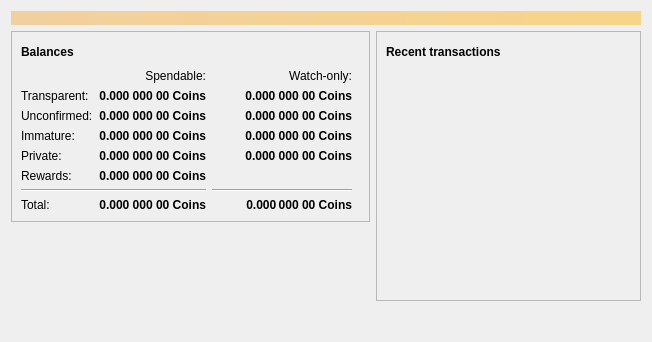
Old version of the form src/qt/forms/overviewpage.ui in the repository PirateNetwork/pirate.
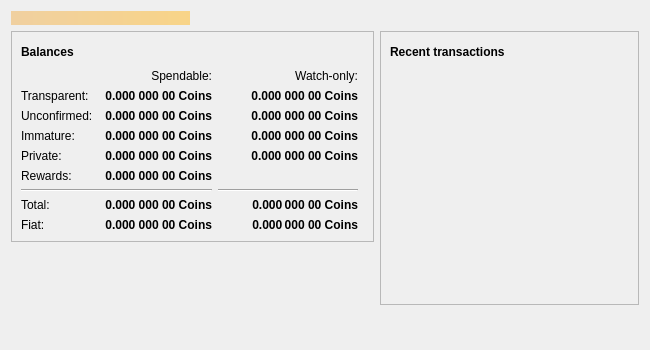
New version of the form. Icons and pictures are not drawn.

Commit message: Begining of price fetch

Patch:
```diff
--- a/src/qt/forms/overviewpage.ui
+++ b/src/qt/forms/overviewpage.ui
@@ -6,15 +6,15 @@
    <rect>
     <x>0</x>
     <y>0</y>
-    <width>652</width>
-    <height>342</height>
+    <width>650</width>
+    <height>350</height>
    </rect>
   </property>
   <property name="windowTitle">
    <string>Form</string>
   </property>
   <layout class="QGridLayout" name="gridLayout_2">
-   <item row="0" column="0" colspan="4">
+   <item row="0" column="0">
     <widget class="QLabel" name="labelAlerts">
      <property name="visible">
       <bool>true</bool>
@@ -33,7 +33,7 @@
      </property>
     </widget>
    </item>
-   <item row="5" column="0" colspan="3">
+   <item row="1" column="0" colspan="2">
     <widget class="QFrame" name="frame">
      <property name="frameShape">
       <enum>QFrame::StyledPanel</enum>
@@ -42,236 +42,6 @@
       <enum>QFrame::Raised</enum>
      </property>
      <layout class="QGridLayout" name="gridLayout">
-      <item row="5" column="2">
-       <widget class="QLabel" name="labelPrivateWatchBalance">
-        <property name="font">
-         <font>
-          <weight>75</weight>
-          <bold>true</bold>
-         </font>
-        </property>
-        <property name="cursor">
-         <cursorShape>IBeamCursor</cursorShape>
-        </property>
-        <property name="toolTip">
-         <string>Your current private balance</string>
-        </property>
-        <property name="text">
-         <string>0.000 000 00 Coins</string>
-        </property>
-        <property name="alignment">
-         <set>Qt::AlignRight|Qt::AlignTrailing|Qt::AlignVCenter</set>
-        </property>
-        <property name="textInteractionFlags">
-         <set>Qt::LinksAccessibleByMouse|Qt::TextSelectableByKeyboard|Qt::TextSelectableByMouse</set>
-        </property>
-       </widget>
-      </item>
-      <item row="7" column="2">
-       <widget class="Line" name="lineWatchBalance">
-        <property name="sizePolicy">
-         <sizepolicy hsizetype="Preferred" vsizetype="Fixed">
-          <horstretch>0</horstretch>
-          <verstretch>0</verstretch>
-         </sizepolicy>
-        </property>
-        <property name="minimumSize">
-         <size>
-          <width>140</width>
-          <height>0</height>
-         </size>
-        </property>
-        <property name="orientation">
-         <enum>Qt::Horizontal</enum>
-        </property>
-       </widget>
-      </item>
-      <item row="4" column="0">
-       <widget class="QLabel" name="labelImmatureText">
-        <property name="text">
-         <string>Immature:</string>
-        </property>
-       </widget>
-      </item>
-      <item row="2" column="1">
-       <widget class="QLabel" name="labelBalance">
-        <property name="font">
-         <font>
-          <weight>75</weight>
-          <bold>true</bold>
-         </font>
-        </property>
-        <property name="cursor">
-         <cursorShape>IBeamCursor</cursorShape>
-        </property>
-        <property name="toolTip">
-         <string>Your current spendable balance</string>
-        </property>
-        <property name="text">
-         <string notr="true">0.000 000 00 Coins</string>
-        </property>
-        <property name="alignment">
-         <set>Qt::AlignRight|Qt::AlignTrailing|Qt::AlignVCenter</set>
-        </property>
-        <property name="textInteractionFlags">
-         <set>Qt::LinksAccessibleByMouse|Qt::TextSelectableByKeyboard|Qt::TextSelectableByMouse</set>
-        </property>
-       </widget>
-      </item>
-      <item row="2" column="2">
-       <widget class="QLabel" name="labelWatchAvailable">
-        <property name="font">
-         <font>
-          <weight>75</weight>
-          <bold>true</bold>
-         </font>
-        </property>
-        <property name="cursor">
-         <cursorShape>IBeamCursor</cursorShape>
-        </property>
-        <property name="toolTip">
-         <string>Your current balance in watch-only addresses</string>
-        </property>
-        <property name="text">
-         <string notr="true">0.000 000 00 Coins</string>
-        </property>
-        <property name="alignment">
-         <set>Qt::AlignRight|Qt::AlignTrailing|Qt::AlignVCenter</set>
-        </property>
-        <property name="textInteractionFlags">
-         <set>Qt::LinksAccessibleByMouse|Qt::TextSelectableByKeyboard|Qt::TextSelectableByMouse</set>
-        </property>
-       </widget>
-      </item>
-      <item row="8" column="0">
-       <widget class="QLabel" name="labelTotalText">
-        <property name="text">
-         <string>Total:</string>
-        </property>
-       </widget>
-      </item>
-      <item row="2" column="0">
-       <widget class="QLabel" name="labelBalanceText">
-        <property name="text">
-         <string>Transparent:</string>
-        </property>
-       </widget>
-      </item>
-      <item row="3" column="2">
-       <widget class="QLabel" name="labelWatchPending">
-        <property name="font">
-         <font>
-          <weight>75</weight>
-          <bold>true</bold>
-         </font>
-        </property>
-        <property name="cursor">
-         <cursorShape>IBeamCursor</cursorShape>
-        </property>
-        <property name="toolTip">
-         <string>Unconfirmed transactions to watch-only addresses</string>
-        </property>
-        <property name="text">
-         <string notr="true">0.000 000 00 Coins</string>
-        </property>
-        <property name="alignment">
-         <set>Qt::AlignRight|Qt::AlignTrailing|Qt::AlignVCenter</set>
-        </property>
-        <property name="textInteractionFlags">
-         <set>Qt::LinksAccessibleByMouse|Qt::TextSelectableByKeyboard|Qt::TextSelectableByMouse</set>
-        </property>
-       </widget>
-      </item>
-      <item row="5" column="1">
-       <widget class="QLabel" name="labelPrivateBalance">
-        <property name="font">
-         <font>
-          <weight>75</weight>
-          <bold>true</bold>
-         </font>
-        </property>
-        <property name="cursor">
-         <cursorShape>IBeamCursor</cursorShape>
-        </property>
-        <property name="toolTip">
-         <string>Your current private balance</string>
-        </property>
-        <property name="text">
-         <string>0.000 000 00 Coins</string>
-        </property>
-        <property name="alignment">
-         <set>Qt::AlignRight|Qt::AlignTrailing|Qt::AlignVCenter</set>
-        </property>
-        <property name="textInteractionFlags">
-         <set>Qt::LinksAccessibleByMouse|Qt::TextSelectableByKeyboard|Qt::TextSelectableByMouse</set>
-        </property>
-       </widget>
-      </item>
-      <item row="3" column="0">
-       <widget class="QLabel" name="labelPendingText">
-        <property name="text">
-         <string>Unconfirmed:</string>
-        </property>
-        <property name="margin">
-         <number>0</number>
-        </property>
-       </widget>
-      </item>
-      <item row="5" column="0">
-       <widget class="QLabel" name="labelPrivateTotalText">
-        <property name="mouseTracking">
-         <bool>false</bool>
-        </property>
-        <property name="text">
-         <string>Private:</string>
-        </property>
-        <property name="textFormat">
-         <enum>Qt::AutoText</enum>
-        </property>
-       </widget>
-      </item>
-      <item row="1" column="2">
-       <widget class="QLabel" name="labelWatchonly">
-        <property name="text">
-         <string>Watch-only:</string>
-        </property>
-        <property name="alignment">
-         <set>Qt::AlignRight|Qt::AlignTrailing|Qt::AlignVCenter</set>
-        </property>
-       </widget>
-      </item>
-      <item row="6" column="0">
-       <widget class="QLabel" name="labelInterestTotalText">
-        <property name="text">
-         <string>Rewards:</string>
-        </property>
-       </widget>
-      </item>
-      <item row="8" column="1">
-       <widget class="QLabel" name="labelTotal">
-        <property name="font">
-         <font>
-          <weight>75</weight>
-          <bold>true</bold>
-         </font>
-        </property>
-        <property name="cursor">
-         <cursorShape>IBeamCursor</cursorShape>
-        </property>
-        <property name="toolTip">
-         <string>Your current total balance</string>
-        </property>
-        <property name="text">
-         <string notr="true">0.000 000 00 Coins</string>
-        </property>
-        <property name="alignment">
-         <set>Qt::AlignRight|Qt::AlignTrailing|Qt::AlignVCenter</set>
-        </property>
-        <property name="textInteractionFlags">
-         <set>Qt::LinksAccessibleByMouse|Qt::TextSelectableByKeyboard|Qt::TextSelectableByMouse</set>
-        </property>
-       </widget>
-      </item>
       <item row="0" column="0" colspan="3">
        <layout class="QHBoxLayout" name="horizontalLayout_4">
         <item>
@@ -335,8 +105,35 @@
         </item>
        </layout>
       </item>
-      <item row="4" column="1">
-       <widget class="QLabel" name="labelImmature">
+      <item row="1" column="2">
+       <widget class="QLabel" name="labelSpendable">
+        <property name="text">
+         <string>Spendable:</string>
+        </property>
+        <property name="alignment">
+         <set>Qt::AlignRight|Qt::AlignTrailing|Qt::AlignVCenter</set>
+        </property>
+       </widget>
+      </item>
+      <item row="1" column="3">
+       <widget class="QLabel" name="labelWatchonly">
+        <property name="text">
+         <string>Watch-only:</string>
+        </property>
+        <property name="alignment">
+         <set>Qt::AlignRight|Qt::AlignTrailing|Qt::AlignVCenter</set>
+        </property>
+       </widget>
+      </item>
+      <item row="2" column="0">
+       <widget class="QLabel" name="labelBalanceText">
+        <property name="text">
+         <string>Transparent:</string>
+        </property>
+       </widget>
+      </item>
+      <item row="2" column="2">
+       <widget class="QLabel" name="labelBalance">
         <property name="font">
          <font>
           <weight>75</weight>
@@ -347,7 +144,67 @@
          <cursorShape>IBeamCursor</cursorShape>
         </property>
         <property name="toolTip">
-         <string>Mined balance that has not yet matured</string>
+         <string>Your current spendable balance</string>
+        </property>
+        <property name="text">
+         <string notr="true">0.000 000 00 Coins</string>
+        </property>
+        <property name="alignment">
+         <set>Qt::AlignRight|Qt::AlignTrailing|Qt::AlignVCenter</set>
+        </property>
+        <property name="textInteractionFlags">
+         <set>Qt::LinksAccessibleByMouse|Qt::TextSelectableByKeyboard|Qt::TextSelectableByMouse</set>
+        </property>
+       </widget>
+      </item>
+      <item row="2" column="3">
+       <widget class="QLabel" name="labelWatchAvailable">
+        <property name="font">
+         <font>
+          <weight>75</weight>
+          <bold>true</bold>
+         </font>
+        </property>
+        <property name="cursor">
+         <cursorShape>IBeamCursor</cursorShape>
+        </property>
+        <property name="toolTip">
+         <string>Your current balance in watch-only addresses</string>
+        </property>
+        <property name="text">
+         <string notr="true">0.000 000 00 Coins</string>
+        </property>
+        <property name="alignment">
+         <set>Qt::AlignRight|Qt::AlignTrailing|Qt::AlignVCenter</set>
+        </property>
+        <property name="textInteractionFlags">
+         <set>Qt::LinksAccessibleByMouse|Qt::TextSelectableByKeyboard|Qt::TextSelectableByMouse</set>
+        </property>
+       </widget>
+      </item>
+      <item row="3" column="0">
+       <widget class="QLabel" name="labelPendingText">
+        <property name="text">
+         <string>Unconfirmed:</string>
+        </property>
+        <property name="margin">
+         <number>0</number>
+        </property>
+       </widget>
+      </item>
+      <item row="3" column="2">
+       <widget class="QLabel" name="labelUnconfirmed">
+        <property name="font">
+         <font>
+          <weight>75</weight>
+          <bold>true</bold>
+         </font>
+        </property>
+        <property name="cursor">
+         <cursorShape>IBeamCursor</cursorShape>
+        </property>
+        <property name="toolTip">
+         <string>Total of transactions that have yet to be confirmed, and do not yet count toward the spendable balance</string>
         </property>
         <property name="text">
          <string notr="true">0.000 000 00 Coins</string>
@@ -361,6 +218,31 @@
        </widget>
       </item>
       <item row="3" column="3">
+       <widget class="QLabel" name="labelWatchPending">
+        <property name="font">
+         <font>
+          <weight>75</weight>
+          <bold>true</bold>
+         </font>
+        </property>
+        <property name="cursor">
+         <cursorShape>IBeamCursor</cursorShape>
+        </property>
+        <property name="toolTip">
+         <string>Unconfirmed transactions to watch-only addresses</string>
+        </property>
+        <property name="text">
+         <string notr="true">0.000 000 00 Coins</string>
+        </property>
+        <property name="alignment">
+         <set>Qt::AlignRight|Qt::AlignTrailing|Qt::AlignVCenter</set>
+        </property>
+        <property name="textInteractionFlags">
+         <set>Qt::LinksAccessibleByMouse|Qt::TextSelectableByKeyboard|Qt::TextSelectableByMouse</set>
+        </property>
+       </widget>
+      </item>
+      <item row="3" column="4">
        <spacer name="horizontalSpacer_2">
         <property name="orientation">
          <enum>Qt::Horizontal</enum>
@@ -376,42 +258,39 @@
         </property>
        </spacer>
       </item>
-      <item row="1" column="1">
-       <widget class="QLabel" name="labelSpendable">
+      <item row="4" column="0">
+       <widget class="QLabel" name="labelImmatureText">
         <property name="text">
-         <string>Spendable:</string>
-        </property>
-        <property name="alignment">
-         <set>Qt::AlignRight|Qt::AlignTrailing|Qt::AlignVCenter</set>
-        </property>
-       </widget>
-      </item>
-      <item row="8" column="2">
-       <widget class="QLabel" name="labelWatchTotal">
-        <property name="font">
-         <font>
-          <weight>75</weight>
-          <bold>true</bold>
-         </font>
-        </property>
-        <property name="cursor">
-         <cursorShape>IBeamCursor</cursorShape>
-        </property>
-        <property name="toolTip">
-         <string>Current total balance in watch-only addresses</string>
-        </property>
-        <property name="text">
-         <string notr="true">0.000 000 00 Coins</string>
-        </property>
-        <property name="alignment">
-         <set>Qt::AlignRight|Qt::AlignTrailing|Qt::AlignVCenter</set>
-        </property>
-        <property name="textInteractionFlags">
-         <set>Qt::LinksAccessibleByMouse|Qt::TextSelectableByKeyboard|Qt::TextSelectableByMouse</set>
+         <string>Immature:</string>
         </property>
        </widget>
       </item>
       <item row="4" column="2">
+       <widget class="QLabel" name="labelImmature">
+        <property name="font">
+         <font>
+          <weight>75</weight>
+          <bold>true</bold>
+         </font>
+        </property>
+        <property name="cursor">
+         <cursorShape>IBeamCursor</cursorShape>
+        </property>
+        <property name="toolTip">
+         <string>Mined balance that has not yet matured</string>
+        </property>
+        <property name="text">
+         <string notr="true">0.000 000 00 Coins</string>
+        </property>
+        <property name="alignment">
+         <set>Qt::AlignRight|Qt::AlignTrailing|Qt::AlignVCenter</set>
+        </property>
+        <property name="textInteractionFlags">
+         <set>Qt::LinksAccessibleByMouse|Qt::TextSelectableByKeyboard|Qt::TextSelectableByMouse</set>
+        </property>
+       </widget>
+      </item>
+      <item row="4" column="3">
        <widget class="QLabel" name="labelWatchImmature">
         <property name="font">
          <font>
@@ -436,8 +315,21 @@
         </property>
        </widget>
       </item>
-      <item row="3" column="1">
-       <widget class="QLabel" name="labelUnconfirmed">
+      <item row="5" column="0">
+       <widget class="QLabel" name="labelPrivateTotalText">
+        <property name="mouseTracking">
+         <bool>false</bool>
+        </property>
+        <property name="text">
+         <string>Private:</string>
+        </property>
+        <property name="textFormat">
+         <enum>Qt::AutoText</enum>
+        </property>
+       </widget>
+      </item>
+      <item row="5" column="2">
+       <widget class="QLabel" name="labelPrivateBalance">
         <property name="font">
          <font>
           <weight>75</weight>
@@ -451,7 +343,7 @@
          <string>Total of transactions that have yet to be confirmed, and do not yet count toward the spendable balance</string>
         </property>
         <property name="text">
-         <string notr="true">0.000 000 00 Coins</string>
+         <string>0.000 000 00 Coins</string>
         </property>
         <property name="alignment">
          <set>Qt::AlignRight|Qt::AlignTrailing|Qt::AlignVCenter</set>
@@ -461,14 +353,39 @@
         </property>
        </widget>
       </item>
-      <item row="7" column="0" colspan="2">
-       <widget class="Line" name="line">
-        <property name="orientation">
-         <enum>Qt::Horizontal</enum>
+      <item row="5" column="3">
+       <widget class="QLabel" name="labelPrivateWatchBalance">
+        <property name="font">
+         <font>
+          <weight>75</weight>
+          <bold>true</bold>
+         </font>
         </property>
+        <property name="cursor">
+         <cursorShape>IBeamCursor</cursorShape>
+        </property>
+        <property name="toolTip">
+         <string>Your current private balance</string>
+        </property>
+        <property name="text">
+         <string>0.000 000 00 Coins</string>
+        </property>
+        <property name="alignment">
+         <set>Qt::AlignRight|Qt::AlignTrailing|Qt::AlignVCenter</set>
+        </property>
+        <property name="textInteractionFlags">
+         <set>Qt::LinksAccessibleByMouse|Qt::TextSelectableByKeyboard|Qt::TextSelectableByMouse</set>
+        </property>
        </widget>
       </item>
-      <item row="6" column="1">
+      <item row="6" column="0">
+       <widget class="QLabel" name="labelInterestTotalText">
+        <property name="text">
+         <string>Rewards:</string>
+        </property>
+       </widget>
+      </item>
+      <item row="6" column="2">
        <widget class="QLabel" name="labelInterestBalance">
         <property name="font">
          <font>
@@ -493,10 +410,150 @@
         </property>
        </widget>
       </item>
+      <item row="7" column="0" colspan="3">
+       <widget class="Line" name="line">
+        <property name="orientation">
+         <enum>Qt::Horizontal</enum>
+        </property>
+       </widget>
+      </item>
+      <item row="7" column="3">
+       <widget class="Line" name="lineWatchBalance">
+        <property name="sizePolicy">
+         <sizepolicy hsizetype="Preferred" vsizetype="Fixed">
+          <horstretch>0</horstretch>
+          <verstretch>0</verstretch>
+         </sizepolicy>
+        </property>
+        <property name="minimumSize">
+         <size>
+          <width>140</width>
+          <height>0</height>
+         </size>
+        </property>
+        <property name="orientation">
+         <enum>Qt::Horizontal</enum>
+        </property>
+       </widget>
+      </item>
+      <item row="8" column="0">
+       <widget class="QLabel" name="labelTotalText">
+        <property name="text">
+         <string>Total:</string>
+        </property>
+       </widget>
+      </item>
+      <item row="8" column="2">
+       <widget class="QLabel" name="labelTotal">
+        <property name="font">
+         <font>
+          <weight>75</weight>
+          <bold>true</bold>
+         </font>
+        </property>
+        <property name="cursor">
+         <cursorShape>IBeamCursor</cursorShape>
+        </property>
+        <property name="toolTip">
+         <string>Your current total balance</string>
+        </property>
+        <property name="text">
+         <string notr="true">0.000 000 00 Coins</string>
+        </property>
+        <property name="alignment">
+         <set>Qt::AlignRight|Qt::AlignTrailing|Qt::AlignVCenter</set>
+        </property>
+        <property name="textInteractionFlags">
+         <set>Qt::LinksAccessibleByMouse|Qt::TextSelectableByKeyboard|Qt::TextSelectableByMouse</set>
+        </property>
+       </widget>
+      </item>
+      <item row="8" column="3">
+       <widget class="QLabel" name="labelWatchTotal">
+        <property name="font">
+         <font>
+          <weight>75</weight>
+          <bold>true</bold>
+         </font>
+        </property>
+        <property name="cursor">
+         <cursorShape>IBeamCursor</cursorShape>
+        </property>
+        <property name="toolTip">
+         <string>Current total balance in watch-only addresses</string>
+        </property>
+        <property name="text">
+         <string notr="true">0.000 000 00 Coins</string>
+        </property>
+        <property name="alignment">
+         <set>Qt::AlignRight|Qt::AlignTrailing|Qt::AlignVCenter</set>
+        </property>
+        <property name="textInteractionFlags">
+         <set>Qt::LinksAccessibleByMouse|Qt::TextSelectableByKeyboard|Qt::TextSelectableByMouse</set>
+        </property>
+       </widget>
+      </item>
+      <item row="9" column="0">
+       <widget class="QLabel" name="labelFiatText">
+        <property name="text">
+         <string>Fiat:</string>
+        </property>
+       </widget>
+      </item>
+      <item row="9" column="1" colspan="2">
+       <widget class="QLabel" name="labelFiat">
+        <property name="font">
+         <font>
+          <weight>75</weight>
+          <bold>true</bold>
+         </font>
+        </property>
+        <property name="cursor">
+         <cursorShape>IBeamCursor</cursorShape>
+        </property>
+        <property name="toolTip">
+         <string>Your current total balance</string>
+        </property>
+        <property name="text">
+         <string notr="true">0.000 000 00 Coins</string>
+        </property>
+        <property name="alignment">
+         <set>Qt::AlignRight|Qt::AlignTrailing|Qt::AlignVCenter</set>
+        </property>
+        <property name="textInteractionFlags">
+         <set>Qt::LinksAccessibleByMouse|Qt::TextSelectableByKeyboard|Qt::TextSelectableByMouse</set>
+        </property>
+       </widget>
+      </item>
+      <item row="9" column="3">
+       <widget class="QLabel" name="labelWatchFiat">
+        <property name="font">
+         <font>
+          <weight>75</weight>
+          <bold>true</bold>
+         </font>
+        </property>
+        <property name="cursor">
+         <cursorShape>IBeamCursor</cursorShape>
+        </property>
+        <property name="toolTip">
+         <string>Current total balance in watch-only addresses</string>
+        </property>
+        <property name="text">
+         <string notr="true">0.000 000 00 Coins</string>
+        </property>
+        <property name="alignment">
+         <set>Qt::AlignRight|Qt::AlignTrailing|Qt::AlignVCenter</set>
+        </property>
+        <property name="textInteractionFlags">
+         <set>Qt::LinksAccessibleByMouse|Qt::TextSelectableByKeyboard|Qt::TextSelectableByMouse</set>
+        </property>
+       </widget>
+      </item>
      </layout>
     </widget>
    </item>
-   <item row="5" column="3" rowspan="3">
+   <item row="1" column="2" rowspan="2">
     <layout class="QVBoxLayout" name="verticalLayout_3">
      <item>
       <widget class="QFrame" name="frame_2">
@@ -607,20 +664,7 @@
      </item>
     </layout>
    </item>
-   <item row="8" column="3">
-    <spacer name="verticalSpacer_3">
-     <property name="orientation">
-      <enum>Qt::Vertical</enum>
-     </property>
-     <property name="sizeHint" stdset="0">
-      <size>
-       <width>20</width>
-       <height>40</height>
-      </size>
-     </property>
-    </spacer>
-   </item>
-   <item row="7" column="1">
+   <item row="2" column="1">
     <spacer name="verticalSpacer">
      <property name="orientation">
       <enum>Qt::Vertical</enum>
@@ -633,7 +677,7 @@
      </property>
     </spacer>
    </item>
-   <item row="8" column="1">
+   <item row="3" column="1">
     <spacer name="verticalSpacer_4">
      <property name="orientation">
       <enum>Qt::Vertical</enum>
@@ -646,6 +690,19 @@
      </property>
     </spacer>
    </item>
+   <item row="3" column="2">
+    <spacer name="verticalSpacer_3">
+     <property name="orientation">
+      <enum>Qt::Vertical</enum>
+     </property>
+     <property name="sizeHint" stdset="0">
+      <size>
+       <width>20</width>
+       <height>40</height>
+      </size>
+     </property>
+    </spacer>
+   </item>
   </layout>
  </widget>
  <resources>
```
Left out of the diff: 2 changed lines with no effect on the pictures. The commit also changes 2 other files.
